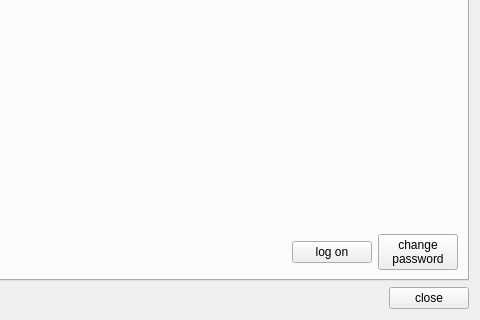
First picture: the form in src/cloud/cloud_ui.ui, repository giacomogroppi/writernote-qt, before the edit; both pictures show x 270 to 750 and y 262 to 582 of the 750 by 582 pixel window.
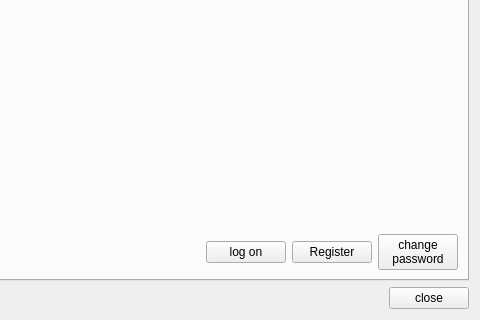
Second picture: the form after the edit.

```diff
--- a/src/cloud/cloud_ui.ui
+++ b/src/cloud/cloud_ui.ui
@@ -235,6 +235,13 @@
            </property>
           </widget>
          </item>
+         <item>
+          <widget class="QPushButton" name="button_register">
+           <property name="text">
+            <string>Register</string>
+           </property>
+          </widget>
+         </item>
          <item>
           <widget class="QPushButton" name="button_pass">
            <property name="text">
```
Left out of the diff: 2 changed lines with no effect on the pictures.
